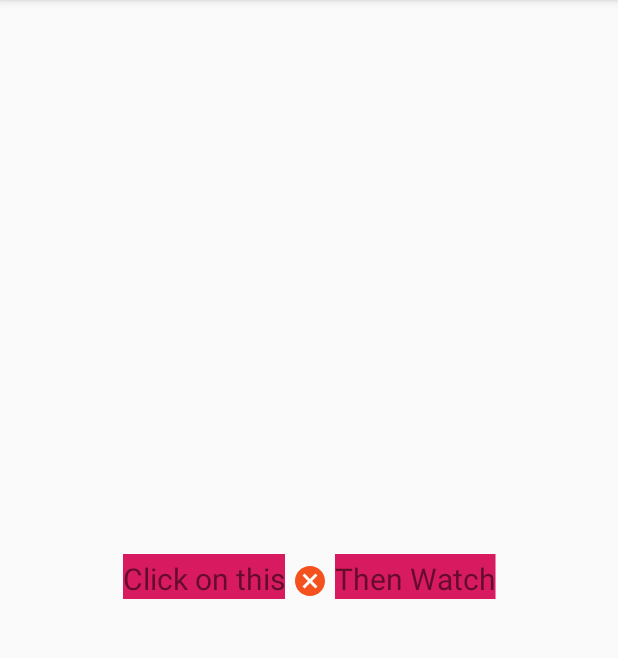
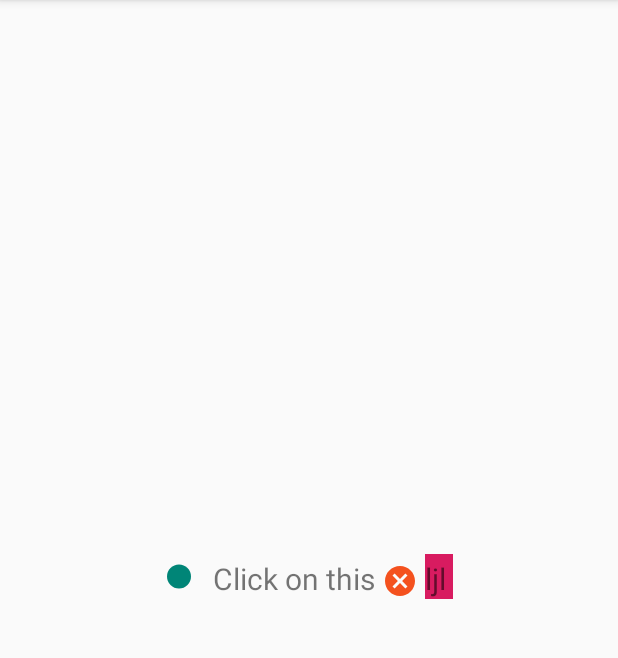
Before and after one commit to hmedat/Super-Spannable, an Android app: the screen it shows after launch (MainActivity), on a phone screen of 412 x 824 dp, the part 84-742 px from its top. Run offline under Robolectric (Android 15) with nearby library versions, the phone set to English and light mode, and no system bars.

Commit message:
Add Bullet Span

```diff
--- a/app/src/main/java/com/hmedat/spannable/builder/MainActivity.kt
+++ b/app/src/main/java/com/hmedat/spannable/builder/MainActivity.kt
@@ -16,12 +16,10 @@ class MainActivity : AppCompatActivity() {
         super.onCreate(savedInstanceState)
         setContentView(R.layout.activity_main)
 
-        val blurMaskFilterSpan = MaskFilterSpan(BlurMaskFilter(3f, BlurMaskFilter.Blur.OUTER))
-
         tvText.movementMethod = LinkMovementMethod.getInstance();
         tvText.text = Spannable(this)
+            .appendBullet(R.dimen.w_18dp, R.color.colorPrimary, 10)
             .appendText("Click on this") {
-                backgroundColor(R.color.colorAccent)
             }
             .space()
             .appendIcon(R.drawable.ic_cancel_deep_orange_600_24dp) {
@@ -29,7 +27,7 @@ class MainActivity : AppCompatActivity() {
                 verticalAlignment(ImageSpan.ALIGN_BOTTOM)
             }
             .space()
-            .appendText("Then Watch") {
+            .appendText("ljl ") {
                 backgroundColor(R.color.colorAccent)
             }
             .getSpannable()
--- a/app/src/main/java/com/hmedat/spannable/builder/lib/Spannable.kt
+++ b/app/src/main/java/com/hmedat/spannable/builder/lib/Spannable.kt
@@ -1,20 +1,19 @@
 package com.hmedat.spannable.builder.lib
 
 import android.content.Context
+import android.content.ContextWrapper
 import android.graphics.PorterDuff
 import android.graphics.drawable.Drawable
-import android.support.annotation.ColorInt
-import android.support.annotation.DrawableRes
-import android.support.annotation.StringRes
+import android.support.annotation.*
+import android.support.annotation.IntRange
+import android.support.v4.content.ContextCompat
 import android.support.v4.graphics.drawable.DrawableCompat
 import android.support.v7.content.res.AppCompatResources
 import android.text.SpannableStringBuilder
-import android.text.style.ImageSpan
-import android.text.style.SubscriptSpan
-import android.text.style.SuperscriptSpan
-import android.text.style.URLSpan
+import android.text.style.*
 import com.hmedat.spannable.builder.lib.options.ImageSpanOption
 import com.hmedat.spannable.builder.lib.options.TextSpanOption
+import com.hmedat.spannable.builder.lib.spans.CustomBulletSpan
 
 class Spannable(private val context: Context) {
     private val builder = SpannableStringBuilder()
@@ -24,9 +23,6 @@ class Spannable(private val context: Context) {
     }
 
     fun appendText(text: String, options: (TextSpanOption.() -> Unit)? = null): Spannable {
-        if (text.isEmpty()) {
-            return this
-        }
         val length = builder.length
         builder.append(text)
         options?.let { TextSpanOption(context, builder, length, text).apply(it) }
@@ -53,6 +49,21 @@ class Spannable(private val context: Context) {
         appendText(text) {
             setSpan(SubscriptSpan())
             options?.let { this.it() }
+        }
+        return this
+    }
+
+
+    fun appendBullet(
+        @DimenRes gapWidthRes: Int,
+        @ColorRes colorRes: Int,
+        @IntRange(from = 0) bulletRadius: Int
+    ): Spannable {
+        val emptyText = ""
+        appendText(emptyText) {
+            val gapWidth = context.resources.getDimensionPixelSize(gapWidthRes)
+            val color = ContextCompat.getColor(context, colorRes)
+            setSpan(CustomBulletSpan(bulletRadius, gapWidth, color))
         }
         return this
     }
--- /dev/null
+++ b/app/src/main/java/com/hmedat/spannable/builder/lib/spans/CustomBulletSpan.java
@@ -0,0 +1,97 @@
+package com.hmedat.spannable.builder.lib.spans;
+
+import android.annotation.SuppressLint;
+import android.graphics.Canvas;
+import android.graphics.Paint;
+import android.graphics.Path;
+import android.graphics.Path.Direction;
+import android.os.Build;
+import android.text.Layout;
+import android.text.Spanned;
+import android.text.style.BulletSpan;
+import android.text.style.LeadingMarginSpan;
+
+/**
+ * Custom Bullet Span implementation (based on {@link BulletSpan})
+ * Default implementation doesn't allow for radius modification
+ * https://github.com/imbryk/CustomViews/blob/master/src/com/imbryk/text/BulletSpanWithRadius.java
+ */
+public class CustomBulletSpan implements LeadingMarginSpan {
+    private final int mGapWidth;
+    private final int mBulletRadius;
+    private final boolean mWantColor;
+    private final int mColor;
+
+    private static Path sBulletPath = null;
+    private static final int STANDARD_GAP_WIDTH = 2;
+    private static final int STANDARD_BULLET_RADIUS = 4;
+
+    public CustomBulletSpan() {
+        mGapWidth = STANDARD_GAP_WIDTH;
+        mBulletRadius = STANDARD_BULLET_RADIUS;
+        mWantColor = false;
+        mColor = 0;
+    }
+
+    public CustomBulletSpan(int gapWidth) {
+        mGapWidth = gapWidth;
+        mBulletRadius = STANDARD_BULLET_RADIUS;
+        mWantColor = false;
+        mColor = 0;
+    }
+
+    public CustomBulletSpan(int bulletRadius, int gapWidth) {
+        mGapWidth = gapWidth;
+        mBulletRadius = bulletRadius;
+        mWantColor = false;
+        mColor = 0;
+    }
+
+    public CustomBulletSpan(int bulletRadius, int gapWidth, int color) {
+        mGapWidth = gapWidth;
+        mBulletRadius = bulletRadius;
+        mWantColor = true;
+        mColor = color;
+    }
+
+    public int getLeadingMargin(boolean first) {
+        return 2 * mBulletRadius + mGapWidth;
+    }
+
+    @SuppressLint("NewApi")
+    public void drawLeadingMargin(Canvas c, Paint p, int x, int dir, int top, int baseline, int bottom,
+                                  CharSequence text, int start, int end, boolean first, Layout l) {
+        if (((Spanned) text).getSpanStart(this) == start) {
+            Paint.Style style = p.getStyle();
+            int oldcolor = 0;
+
+            if (mWantColor) {
+                oldcolor = p.getColor();
+                p.setColor(mColor);
+            }
+
+            p.setStyle(Paint.Style.FILL);
+
+            if (Build.VERSION.SDK_INT >= Build.VERSION_CODES.HONEYCOMB && c.isHardwareAccelerated()) {
+                if (sBulletPath == null) {
+                    sBulletPath = new Path();
+                    // Bullet is slightly better to avoid aliasing artifacts on mdpi devices.
+                    sBulletPath.addCircle(0.0f, 0.0f, 1.2f * mBulletRadius, Direction.CW);
+                }
+
+                c.save();
+                c.translate(x + dir * (mBulletRadius * 1.2f + 1), (top + bottom) / 2.0f);
+                c.drawPath(sBulletPath, p);
+                c.restore();
+            } else {
+                c.drawCircle(x + dir * (mBulletRadius + 1), (top + bottom) / 2.0f, mBulletRadius, p);
+            }
+
+            if (mWantColor) {
+                p.setColor(oldcolor);
+            }
+            p.setStyle(style);
+        }
+    }
+
+}
```
